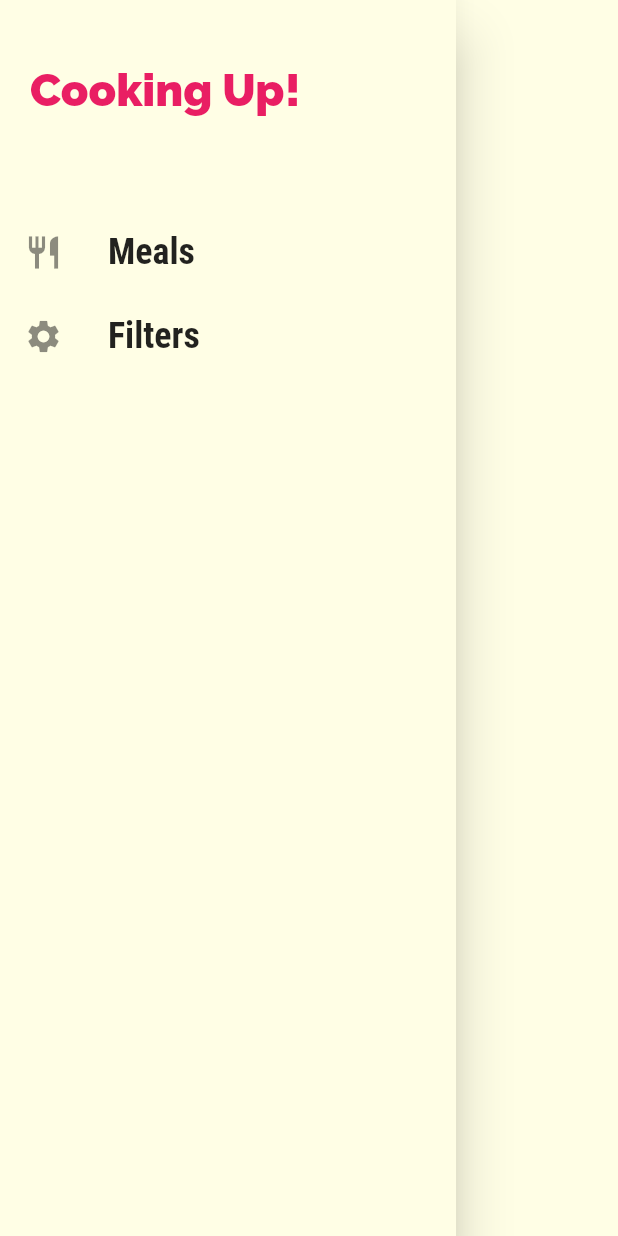
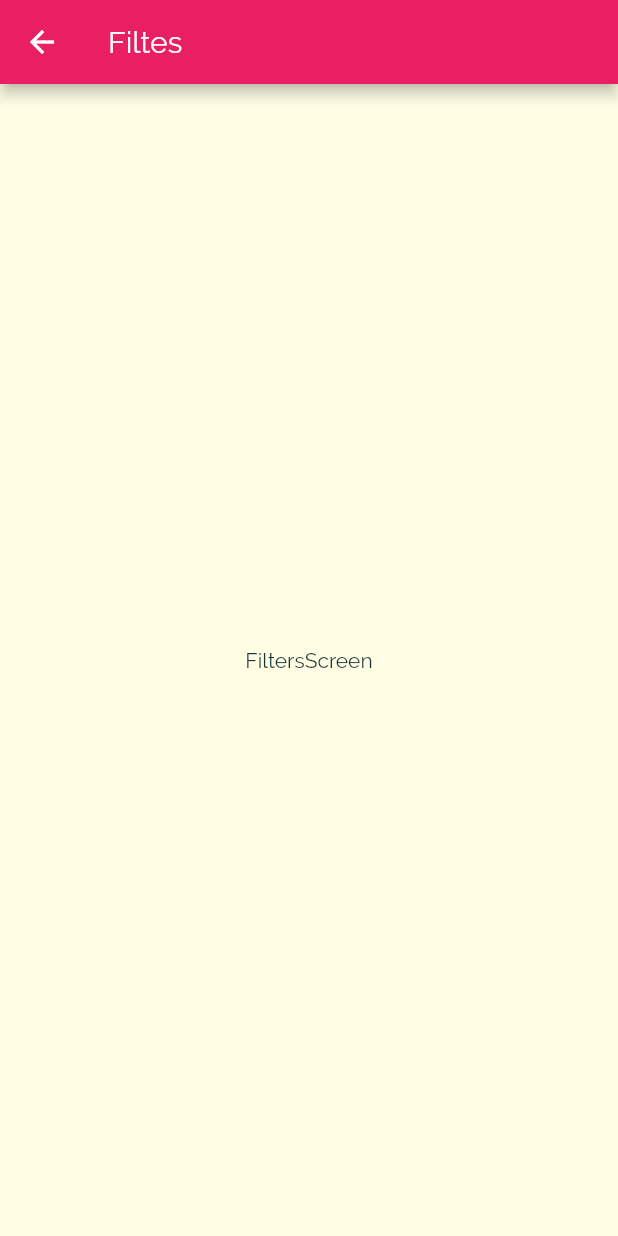
Before and after one commit to emiliosheinz/flutter-meals-app, a Flutter app: the MainDrawer widget shown alone on an empty page, opened directly, after a tap on "Filters", on a phone screen of 412 x 824 dp. Run offline on Flutter 3.47's test engine with Material 2 defaults, Android fonts, the phone set to English and light mode, and no system bars.

Commit message:
adding navigation to filtes screen

```diff
--- a/lib/components/main_drawer.dart
+++ b/lib/components/main_drawer.dart
@@ -1,4 +1,6 @@
 import 'package:flutter/material.dart';
+import 'package:meals_app/screens/filters.screen.dart';
+import 'package:meals_app/screens/tabs.screen.dart';
 
 class MainDrawer extends StatelessWidget {
   Widget buildListTile({String title, IconData icon, Function onTap}) {
@@ -25,10 +27,11 @@ class MainDrawer extends StatelessWidget {
       child: Column(
         children: [
           Container(
-            height: 120,
+            height: 130,
             width: double.infinity,
             padding: EdgeInsets.all(20),
             alignment: Alignment.centerLeft,
+            color: Theme.of(context).accentColor,
             child: Text(
               'Cooking Up!',
               style: TextStyle(
@@ -39,8 +42,20 @@ class MainDrawer extends StatelessWidget {
             ),
           ),
           SizedBox(height: 20),
-          buildListTile(title: 'Meals', icon: Icons.restaurant, onTap: () {}),
-          buildListTile(title: 'Filters', icon: Icons.settings, onTap: () {})
+          buildListTile(
+            title: 'Meals',
+            icon: Icons.restaurant,
+            onTap: () {
+              Navigator.of(context).pushNamed(TabsScreen.routeName);
+            },
+          ),
+          buildListTile(
+            title: 'Filters',
+            icon: Icons.settings,
+            onTap: () {
+              Navigator.of(context).pushNamed(FiltersScreen.routeName);
+            },
+          )
         ],
       ),
     );
--- a/lib/main.dart
+++ b/lib/main.dart
@@ -1,6 +1,7 @@
 import 'package:flutter/material.dart';
 import 'package:meals_app/screens/categories.screen.dart';
 import 'package:meals_app/screens/category_meals.screen.dart';
+import 'package:meals_app/screens/filters.screen.dart';
 import 'package:meals_app/screens/meal_detail.screen.dart';
 import 'package:meals_app/screens/tabs.screen.dart';
 
@@ -37,7 +38,8 @@ class MyApp extends StatelessWidget {
         TabsScreen.routeName: (context) => TabsScreen(),
         CategoriesScreen.routeName: (context) => CategoriesScreen(),
         CategoryMealsScreen.routeName: (context) => CategoryMealsScreen(),
-        MealDetailScreen.routeName: (context) => MealDetailScreen()
+        MealDetailScreen.routeName: (context) => MealDetailScreen(),
+        FiltersScreen.routeName: (context) => FiltersScreen(),
       },
     );
   }
--- /dev/null
+++ b/lib/screens/filters.screen.dart
@@ -0,0 +1,17 @@
+import 'package:flutter/material.dart';
+
+class FiltersScreen extends StatelessWidget {
+  static const routeName = '/filters';
+
+  const FiltersScreen({Key key}) : super(key: key);
+
+  @override
+  Widget build(BuildContext context) {
+    return Scaffold(
+      appBar: AppBar(title: Text('Filtes')),
+      body: Center(
+        child: Text('FiltersScreen'),
+      ),
+    );
+  }
+}
```
